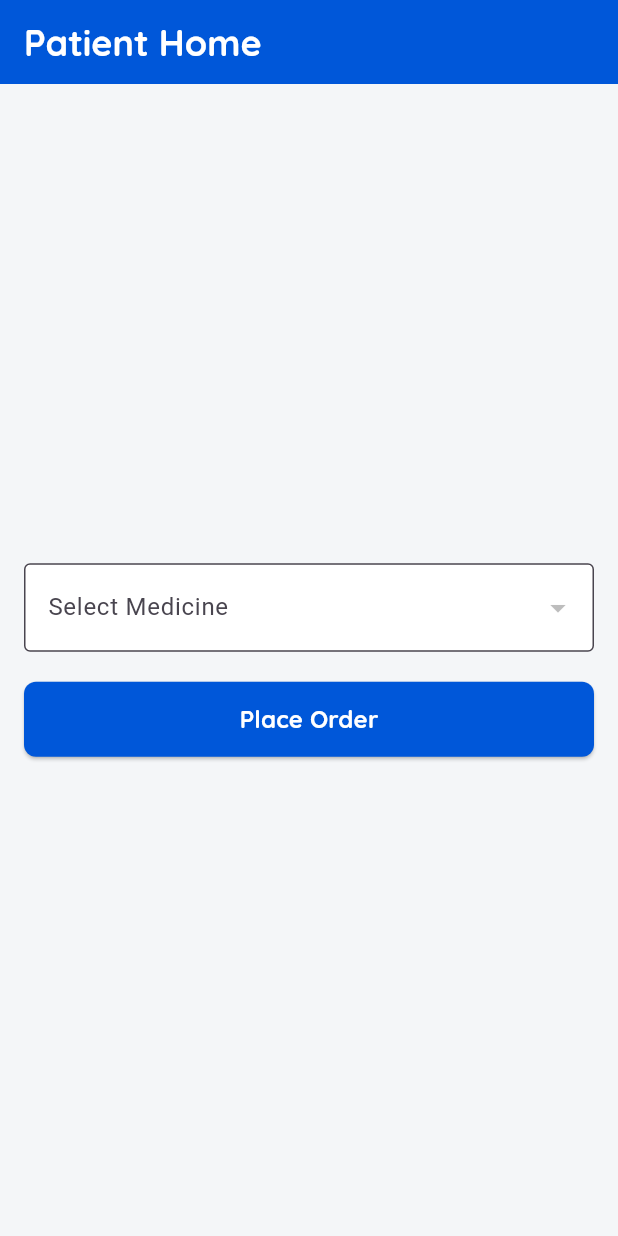
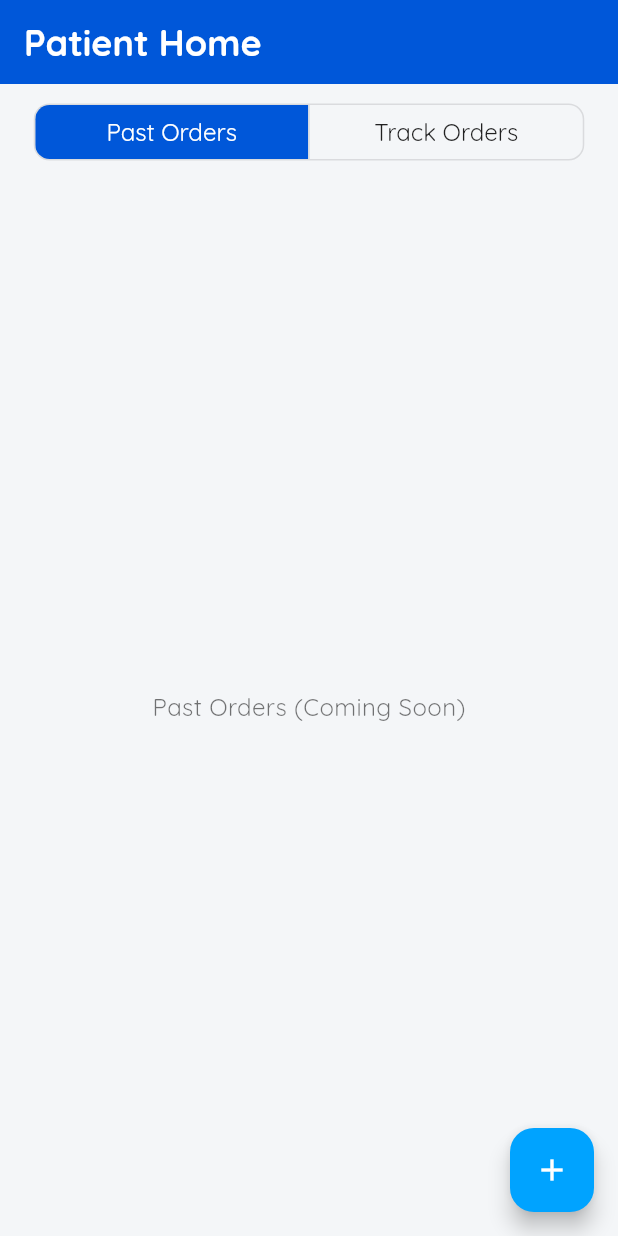
Before and after one commit to adipatil07/pharmaFlow, a Flutter app: the PatientHomePage screen opened directly, on a phone screen of 412 x 824 dp. Run offline on Flutter 3.47's test engine with Material 3 defaults, Android fonts, the phone set to English and light mode, and no system bars; our stand-ins replace cloud_firestore, firebase_auth, firebase_core, flutter_datetime_picker_plus, google_fonts; accounts and stored records are empty.

Commit message:
patient Notifier added

```diff
--- /dev/null
+++ b/lib/features/patient/patient_home_notifier.dart
@@ -0,0 +1,12 @@
+import 'package:flutter/material.dart';
+
+class PatientHomeNotifier extends ChangeNotifier {
+  int _selectedIndex = 0;
+
+  int get selectedIndex => _selectedIndex;
+
+  void updateIndex(int index) {
+    _selectedIndex = index;
+    notifyListeners();
+  }
+}
--- a/lib/features/patient/patient_home_page.dart
+++ b/lib/features/patient/patient_home_page.dart
@@ -1,144 +1,95 @@
 import 'package:flutter/material.dart';
-import 'package:cloud_firestore/cloud_firestore.dart';
-import 'package:firebase_auth/firebase_auth.dart';
 import 'package:pharma_supply/constants/app_theme.dart';
-import 'package:pharma_supply/constants/block.dart';
-import 'package:pharma_supply/services/firebase_service.dart';
+import 'package:pharma_supply/features/patient/add_order_page.dart';
+import 'package:pharma_supply/features/patient/patient_home_notifier.dart';
+import 'package:provider/provider.dart';
 
-class PatientHomePage extends StatefulWidget {
+class PatientHomePage extends StatelessWidget {
   const PatientHomePage({super.key});
 
   @override
-  _PatientHomePageState createState() => _PatientHomePageState();
-}
-
-class _PatientHomePageState extends State<PatientHomePage> {
-  String? selectedMedicine;
-  List<String> medicineList = [];
-
-  @override
-  void initState() {
-    super.initState();
-    fetchMedicines();
-  }
-
-  Future<void> fetchMedicines() async {
-    final snapshot =
-        await FirebaseFirestore.instance.collection('Products').get();
-    setState(() {
-      medicineList =
-          snapshot.docs.map((doc) => doc['productName'] as String).toList();
-    });
-  }
-
-  Future<void> placeOrder() async {
-    if (selectedMedicine == null) {
-      ScaffoldMessenger.of(context).showSnackBar(
-        SnackBar(
-            content: Text('Please select a medicine before placing an order.')),
-      );
-      return;
-    }
-
-    String? patientId = FirebaseAuth.instance.currentUser?.uid;
-    String orderId = generateUniqueOrderId();
-    Map<String, dynamic> orderData = {
-      'orderId': orderId,
-      'patientId': patientId,
-      'medicine': selectedMedicine,
-      'timestamp': DateTime.now().toIso8601String(),
-    };
-
-    await FirebaseFirestore.instance
-        .collection('PatientOrders')
-        .doc(orderId)
-        .set(orderData);
-
-    await updateOrderBlockchain(orderId);
-
-    ScaffoldMessenger.of(context).showSnackBar(
-      SnackBar(content: Text('Order placed for $selectedMedicine')),
-    );
-  }
-
-  Future<void> updateOrderBlockchain(String orderId) async {
-    Map<String, dynamic>? lastBlockData =
-        await FirebaseService.getLastOrdersChainBlock();
-
-    Block lastBlock;
-    if (lastBlockData.isEmpty) {
-      lastBlock = Block(
-          index: 0,
-          previousHash: "0",
-          nonce: 1,
-          hash:
-              'e3b0c44298fc1c149afbf4c8996fb92427ae41e4649b934ca495991b7852b855',
-          product: 'Genesis Block',
-          timeStamp: '');
-    } else {
-      lastBlock = Block.fromJson(lastBlockData);
-    }
-
-    int newIndex = lastBlock.index + 1;
-    Block newBlock = Block.mineBlock(newIndex, lastBlock.hash, orderId, 2);
-
-    await FirebaseFirestore.instance
-        .collection('PatientOrderChain')
-        .doc(newIndex.toString())
-        .set(newBlock.toJson());
-  }
-
-  String generateUniqueOrderId() {
-    return DateTime.now().millisecondsSinceEpoch.toString();
-  }
-
-  @override
   Widget build(BuildContext context) {
-    return Scaffold(
+    return ChangeNotifierProvider(
+      create: (_) => PatientHomeNotifier(),
+      child: Scaffold(
         appBar: AppBar(
           title: Text('Patient Home',
               style: AppTheme.headlineTextStyle.copyWith(color: Colors.white)),
           backgroundColor: AppTheme.primaryColor,
         ),
-      body: Padding(
-        padding: const EdgeInsets.all(16.0),
-        child: Column(
+        body: Column(
           mainAxisAlignment: MainAxisAlignment.center,
-          crossAxisAlignment: CrossAxisAlignment.center,
           children: [
-            DropdownButtonFormField<String>(
-              decoration: InputDecoration(
-                labelText: 'Select Medicine',
-                border: OutlineInputBorder(),
+            Padding(
+              padding: const EdgeInsets.all(8.0),
+              child: Consumer<PatientHomeNotifier>(
+                builder: (context, notifier, child) {
+                  return ToggleButtons(
+                    borderRadius: BorderRadius.circular(10),
+                    selectedColor: Colors.white,
+                    fillColor: AppTheme.primaryColor,
+                    color: Colors.black87,
+                    textStyle: AppTheme.bodyTextStyle,
+                    constraints: BoxConstraints(
+                      minWidth: (MediaQuery.of(context).size.width - 48) / 2,
                     ),
-              value: selectedMedicine,
-              items: medicineList.map((medicine) {
-                return DropdownMenuItem<String>(
-                  value: medicine,
-                  child: Text(medicine, style: AppTheme.bodyTextStyle),
+                    isSelected: [
+                      notifier.selectedIndex == 0,
+                      notifier.selectedIndex == 1
+                    ],
+                    onPressed: (index) => notifier.updateIndex(index),
+                    children: const [
+                      Padding(
+                        padding:
+                            EdgeInsets.symmetric(horizontal: 20, vertical: 8),
+                        child: Text("Past Orders"),
+                      ),
+                      Padding(
+                        padding:
+                            EdgeInsets.symmetric(horizontal: 20, vertical: 8),
+                        child: Text("Track Orders"),
+                      ),
+                    ],
                   );
-              }).toList(),
-              onChanged: (value) {
-                setState(() {
-                  selectedMedicine = value;
-                });
                 },
               ),
-            SizedBox(height: 20),
-            ElevatedButton(
-              onPressed: placeOrder,
-              style: ElevatedButton.styleFrom(
-                backgroundColor: AppTheme.primaryColor,
-                padding: EdgeInsets.symmetric(vertical: 12, horizontal: 24),
-                shape: RoundedRectangleBorder(
-                  borderRadius: BorderRadius.circular(8),
+            ),
+            Expanded(
+              child: Consumer<PatientHomeNotifier>(
+                builder: (context, notifier, child) {
+                  return notifier.selectedIndex == 0
+                      ? _buildPastOrders()
+                      : _buildTrackOrders();
+                },
               ),
             ),
-              child: Text('Place Order', style: AppTheme.buttonTextStyle),
+          ],
         ),
-          ],
+        floatingActionButton: FloatingActionButton(
+          backgroundColor: AppTheme.accentColor,
+          onPressed: () {
+            Navigator.push(
+              context,
+              MaterialPageRoute(builder: (context) => const AddOrderPage()),
+            );
+          },
+          child: const Icon(Icons.add, color: Colors.white),
         ),
       ),
     );
   }
 }
+
+Widget _buildTrackOrders() {
+  return const Center(
+    child: Text("Track Orders (Coming Soon)",
+        style: TextStyle(color: Colors.black54)),
+  );
+}
+
+Widget _buildPastOrders() {
+  return const Center(
+    child: Text("Past Orders (Coming Soon)",
+        style: TextStyle(color: Colors.black54)),
+  );
+}
--- a/lib/services/firebase_service.dart
+++ b/lib/services/firebase_service.dart
@@ -121,4 +121,6 @@ class FirebaseService {
       return null;
     }
   }
+
+
 }
--- a/pubspec.yaml
+++ b/pubspec.yaml
@@ -40,6 +40,7 @@ dependencies:
   crypto: ^3.0.6
   firebase_auth: ^5.5.0
   google_fonts: ^6.2.1
+  provider: ^6.1.2
 
 dev_dependencies:
   flutter_test:
```
Also changed, not shown: lib/features/patient/add_order_notifier.dart (added, +90 -0 lines), lib/features/patient/add_order_page.dart (added, +69 -0 lines), pubspec.lock. Lines whose indentation alone changed are shown as unchanged.
